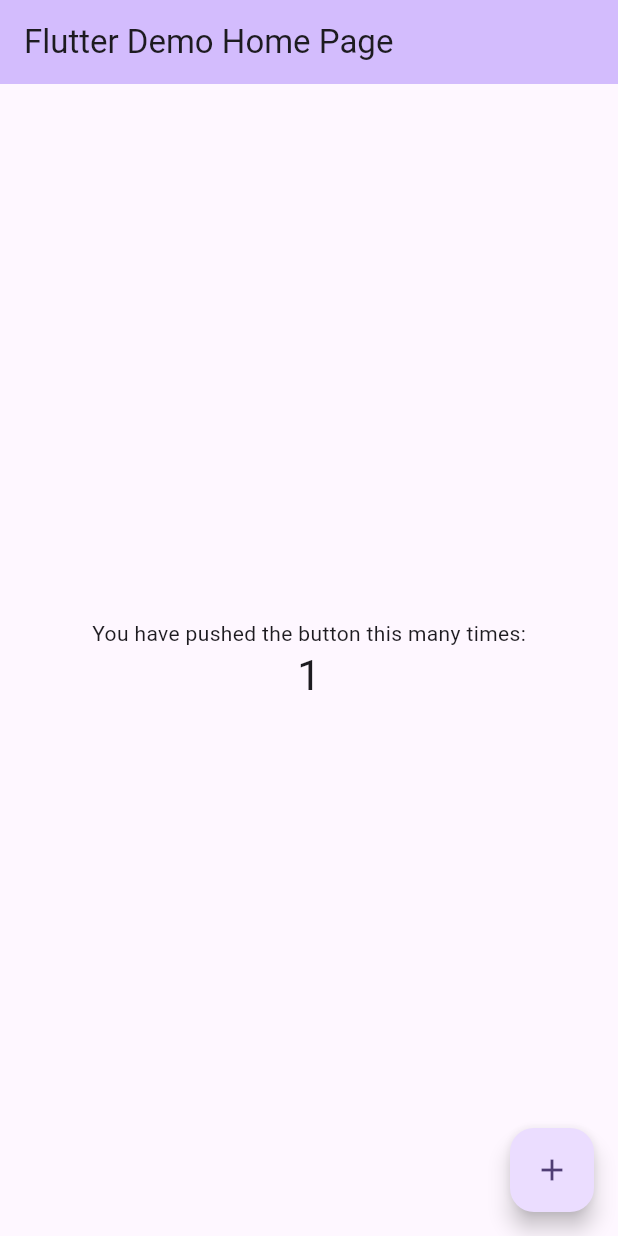
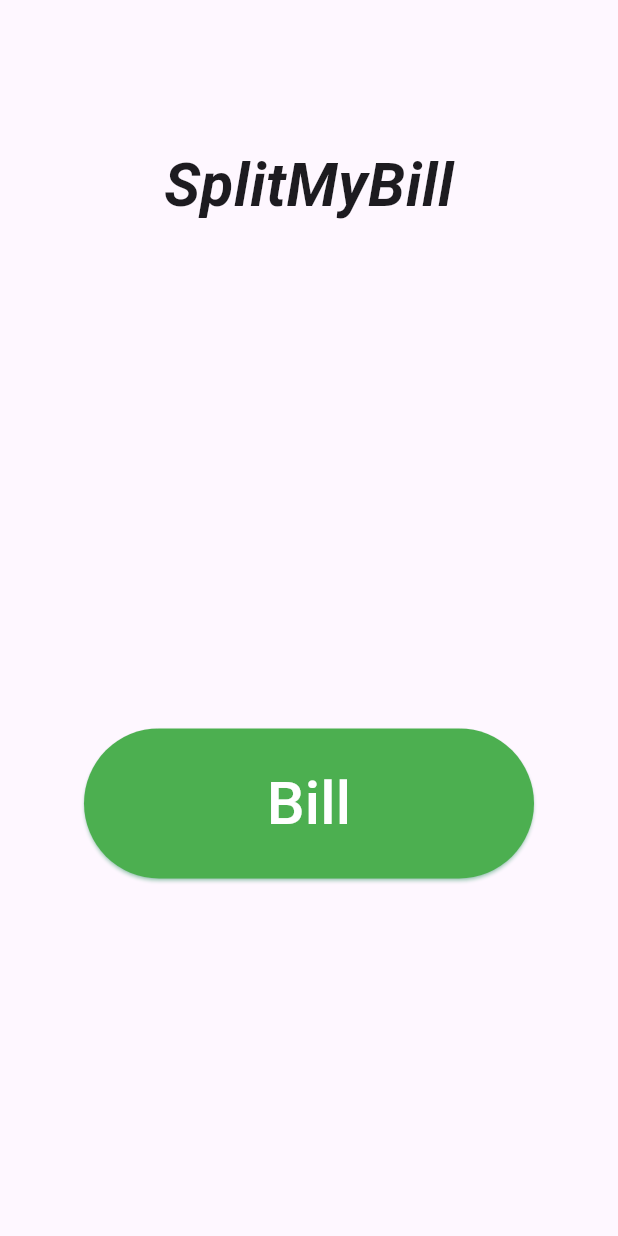
Before and after one commit to ivanchor/SplitMyBill, a Flutter app: the screen it shows after launch, on a phone screen of 412 x 824 dp. Run offline on Flutter 3.47's test engine with Material 3 defaults, Android fonts, the phone set to English and light mode, and no system bars.

Commit message:
Added Main Page

```diff
--- /dev/null
+++ b/lib/Bill_Page.dart
@@ -0,0 +1,15 @@
+import 'package:flutter/material.dart';
+
+class BillPage extends StatefulWidget {
+  const BillPage({super.key});
+
+  @override
+  State<BillPage> createState() => _BillPageState();
+}
+
+class _BillPageState extends State<BillPage> {
+  @override
+  Widget build(BuildContext context) {
+    return const Placeholder();
+  }
+}
--- a/lib/main.dart
+++ b/lib/main.dart
@@ -1,4 +1,7 @@
+// ignore_for_file: prefer_const_constructors, prefer_const_literals_to_create_immutables
+
 import 'package:flutter/material.dart';
+import 'package:flutter_project_one/Bill_Page.dart';
 
 void main() {
   runApp(const MyApp());
@@ -7,28 +10,11 @@ void main() {
 class MyApp extends StatelessWidget {
   const MyApp({super.key});
 
-  // This widget is the root of your application.
   @override
   Widget build(BuildContext context) {
     return MaterialApp(
       title: 'Flutter Demo',
       theme: ThemeData(
-        // My added line to test github
-        // This is the theme of your application.
-        //
-        // TRY THIS: Try running your application with "flutter run". You'll see
-        // the application has a purple toolbar. Then, without quitting the app,
-        // try changing the seedColor in the colorScheme below to Colors.green
-        // and then invoke "hot reload" (save your changes or press the "hot
-        // reload" button in a Flutter-supported IDE, or press "r" if you used
-        // the command line to start the app).
-        //
-        // Notice that the counter didn't reset back to zero; the application
-        // state is not lost during the reload. To reset the state, use hot
-        // restart instead.
-        //
-        // This works for code too, not just values: Most code changes can be
-        // tested with just a hot reload.
         colorScheme: ColorScheme.fromSeed(seedColor: Colors.deepPurple),
         useMaterial3: true,
       ),
@@ -40,15 +26,6 @@ class MyApp extends StatelessWidget {
 class MyHomePage extends StatefulWidget {
   const MyHomePage({super.key, required this.title});
 
-  // This widget is the home page of your application. It is stateful, meaning
-  // that it has a State object (defined below) that contains fields that affect
-  // how it looks.
-
-  // This class is the configuration for the state. It holds the values (in this
-  // case the title) provided by the parent (in this case the App widget) and
-  // used by the build method of the State. Fields in a Widget subclass are
-  // always marked "final".
-
   final String title;
 
   @override
@@ -56,71 +33,68 @@ class MyHomePage extends StatefulWidget {
 }
 
 class _MyHomePageState extends State<MyHomePage> {
-  int _counter = 1;
 
-  void _incrementCounter() {
+  void _goToBillPage(){
     setState(() {
-      // This call to setState tells the Flutter framework that something has
-      // changed in this State, which causes it to rerun the build method below
-      // so that the display can reflect the updated values. If we changed
-      // _counter without calling setState(), then the build method would not be
-      // called again, and so nothing would appear to happen.
-      _counter++;
+
     });
+    Navigator.push(
+    context,
+      MaterialPageRoute(builder: (context) => BillPage()),
+    );
   }
+
 
   @override
   Widget build(BuildContext context) {
-    // This method is rerun every time setState is called, for instance as done
-    // by the _incrementCounter method above.
-    //
-    // The Flutter framework has been optimized to make rerunning build methods
-    // fast, so that you can just rebuild anything that needs updating rather
-    // than having to individually change instances of widgets.
     return Scaffold(
-      appBar: AppBar(
-        // TRY THIS: Try changing the color here to a specific color (to
-        // Colors.amber, perhaps?) and trigger a hot reload to see the AppBar
-        // change color while the other colors stay the same.
-        backgroundColor: Theme.of(context).colorScheme.inversePrimary,
-        // Here we take the value from the MyHomePage object that was created by
-        // the App.build method, and use it to set our appbar title.
-        title: Text(widget.title),
+      body: Column(
+        children: [
+          Expanded(
+            flex: 30,
+            child: Row(
+                mainAxisAlignment: MainAxisAlignment.center,
+                crossAxisAlignment: CrossAxisAlignment.center,
+                children: [
+                  Text("SplitMyBill",
+                        style: TextStyle(
+                          fontSize: 40,
+                          fontStyle: FontStyle.italic,
+                          fontWeight: FontWeight.bold
+                        )
                   ),
-      body: Center(
-        // Center is a layout widget. It takes a single child and positions it
-        // in the middle of the parent.
+                ]
+            ),
+          ),
+          Expanded(
+          flex: 70,
             child: Column(
-          // Column is also a layout widget. It takes a list of children and
-          // arranges them vertically. By default, it sizes itself to fit its
-          // children horizontally, and tries to be as tall as its parent.
-          //
-          // Column has various properties to control how it sizes itself and
-          // how it positions its children. Here we use mainAxisAlignment to
-          // center the children vertically; the main axis here is the vertical
-          // axis because Columns are vertical (the cross axis would be
-          // horizontal).
-          //
-          // TRY THIS: Invoke "debug painting" (choose the "Toggle Debug Paint"
-          // action in the IDE, or press "p" in the console), to see the
-          // wireframe for each widget.
                 mainAxisAlignment: MainAxisAlignment.center,
-          children: <Widget>[
-            const Text(
-              'You have pushed the button this many times:',
+                crossAxisAlignment: CrossAxisAlignment.center,
+              children: [
+                ElevatedButton(
+                  style: ElevatedButton.styleFrom(
+                  backgroundColor:Colors.green,
+                  foregroundColor:Colors.white,
+                  shadowColor: Colors.greenAccent,
+                  minimumSize:Size(300, 100),
                   ),
-            Text(
-              '$_counter',
-              style: Theme.of(context).textTheme.headlineMedium,
+                  onPressed: () {
+                    _goToBillPage();
+                  },
+                  child:
+                        Text("Bill",
+                            style: TextStyle(
+                            fontSize: 40,
+                        )
+                        ),
+                ),
+              ]
+            ),
           ),
         ],
       ),
-      ),
-      floatingActionButton: FloatingActionButton(
-        onPressed: _incrementCounter,
-        tooltip: 'Increment',
-        child: const Icon(Icons.add),
-      ), // This trailing comma makes auto-formatting nicer for build methods.
     );
   }
-}
+
+} // Class
```
Lines whose indentation alone changed are shown as unchanged.
